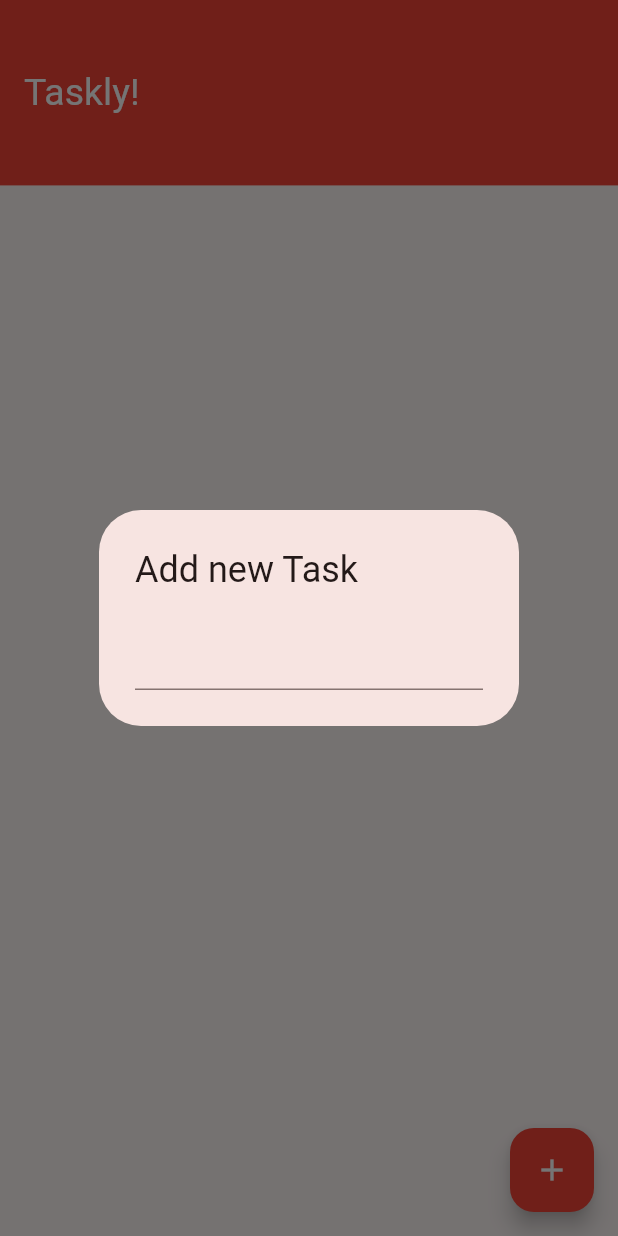
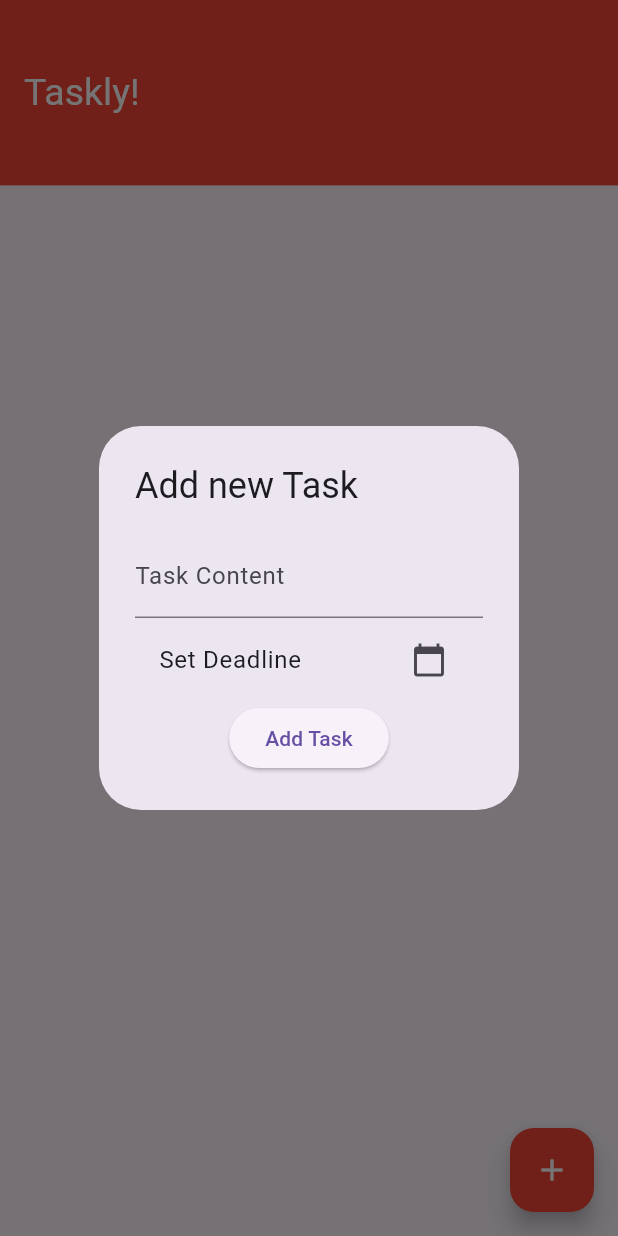
Before and after one commit to msk1523/taskly, a Flutter app: the screen it shows after launch, after a tap on the "add" icon, on a phone screen of 412 x 824 dp. Run offline on Flutter 3.47's test engine with Material 3 defaults, Android fonts, the phone set to English and light mode, and no system bars; our stand-ins replace hive, hive_flutter; accounts and stored records are empty.

Commit message:
Upgraded Taskly

```diff
--- a/lib/main.dart
+++ b/lib/main.dart
@@ -1,11 +1,13 @@
+// main.dart
 import 'package:flutter/material.dart';
+import 'package:hive_flutter/hive_flutter.dart';
+import 'package:taskly/models/task.dart';
 import 'package:taskly/pages/home_page.dart';
-import 'package:hive_flutter/hive_flutter.dart';
 
 void main() async {
-  await Hive.initFlutter(
-      'hive_boxes'); //THIS INITIALIZES A FUTURE VOID AND ITS A NOSQL DB AND IT STORED DATA LIKE HOW A GRAPH WORKS - KEY:VALUE PAIR
-  //create hive_boxes folder and add its relative path here
+  WidgetsFlutterBinding.ensureInitialized();
+  await Hive.initFlutter();
+  Hive.registerAdapter(TaskAdapter());
   runApp(const MyApp());
 }
 
@@ -17,8 +19,7 @@ class MyApp extends StatelessWidget {
     return MaterialApp(
       title: 'Taskly',
       theme: ThemeData(
-        colorScheme: ColorScheme.fromSeed(seedColor: Colors.red),
-        useMaterial3: true,
+        primarySwatch: Colors.red,
       ),
       home: HomePage(),
     );
--- a/lib/models/task.dart
+++ b/lib/models/task.dart
@@ -1,29 +1,57 @@
+import 'package:hive/hive.dart';
+
+part 'task.g.dart'; // Needed for Hive type adapter generator
+
+@HiveType(typeId: 0)
 class Task {
+  @HiveField(0)
   String content;
+
+  @HiveField(1)
   DateTime timestamp;
+
+  @HiveField(2)
   bool done;
+
+  @HiveField(3)
+  DateTime? deadline;
 
   Task({
     required this.content,
     required this.timestamp,
     required this.done,
+    this.deadline,
   });
+}
 
-  //we are going to save these data into the hive database
-  //we are gonna convert the task class into a map so that we can store it in hive
+// TypeAdapter for Hive
+// class TaskAdapter extends TypeAdapter<Task> {
+//   @override
+//   final int typeId = 0;
 
-  factory Task.fromMap(Map task) {
-    return Task(
-      content: task['content'],
-      timestamp: task['timestamp'],
-      done: task['done'],
-    );
-  } //factory constructor is used to return an instance of the class, it is an extension for the constructor that returns an instance
-  Map toMap() {
-    return {
-      'content': content,
-      'timestamp': timestamp,
-      'done': done,
-    };
-  }
-}
+//   @override
+//   Task read(BinaryReader reader) {
+//     final content = reader.readString();
+//     final timestamp = DateTime.fromMillisecondsSinceEpoch(reader.readInt());
+//     final done = reader.readBool();
+//     final deadlineMillis = reader.read(); // Reads null-safe deadline
+//     DateTime? deadline = deadlineMillis != null
+//         ? DateTime.fromMillisecondsSinceEpoch(deadlineMillis)
+//         : null;
+
+//     return Task(
+//       content: content,
+//       timestamp: timestamp,
+//       done: done,
+//       deadline: deadline,
+//     );
+//   }
+
+//   @override
+//   void write(BinaryWriter writer, Task obj) {
+//     writer.writeString(obj.content);
+//     writer.writeInt(obj.timestamp.millisecondsSinceEpoch);
+//     writer.writeBool(obj.done);
+//     writer.write(obj.deadline?.millisecondsSinceEpoch);
+//   }
+// }
--- a/lib/pages/home_page.dart
+++ b/lib/pages/home_page.dart
@@ -1,13 +1,9 @@
 import 'package:flutter/material.dart';
 import 'package:hive_flutter/hive_flutter.dart';
 import 'package:taskly/models/task.dart';
-/*
-THIS IS THE FORMAT TO CREATE A STATEFUL WIDGET IN FLUTTER
-*/
+import 'package:intl/intl.dart';
 
 class HomePage extends StatefulWidget {
-  HomePage();
-
   @override
   State<StatefulWidget> createState() {
     return _HomePageState();
@@ -16,21 +12,19 @@ class HomePage extends StatefulWidget {
 
 class _HomePageState extends State<HomePage> {
   late double _deviceHeight, _deviceWidth;
+  String? _newTaskContent;
+  DateTime? _newTaskDeadline;
+  Box<Task>? _box;
 
-  String? _newTaskContent;
-  Box? _box;
-
-  _HomePageState();
   @override
   void initState() {
     super.initState();
-  } //this is a lifecycle method that is called when the state object is created
+  }
 
   @override
   Widget build(BuildContext context) {
     _deviceHeight = MediaQuery.of(context).size.height;
     _deviceWidth = MediaQuery.of(context).size.width;
-    //print("Input Value: $_newTaskContent");
     return Scaffold(
       appBar: AppBar(
         backgroundColor: Colors.red,
@@ -41,120 +35,71 @@ class _HomePageState extends State<HomePage> {
         ),
       ),
       body: _tasksView(),
-      floatingActionButton:
-          _addTaskButton(), // appbar is the top bar that houses the application title
+      floatingActionButton: _addTaskButton(),
     );
   }
 
   Widget _tasksView() {
-    // we cant use async and await to build this container as this is a ui function and it doesnt work properly in this
-    //Hive.openBox('tasks');   //openBox creates a box or a container to store key:value pairs
     return FutureBuilder(
-        future: Hive.openBox('tasks'),
-        //future: Hive.openBox('tasks'),
-        builder: (BuildContext _context, AsyncSnapshot _snapshot) {
-          //if (_snapshot.connectionState == ConnectionState.done) instead of this (to remove the loading symbol, we can use:
+      future: Hive.openBox<Task>('tasks'),
+      builder: (BuildContext _context, AsyncSnapshot<Box<Task>> _snapshot) {
         if (_snapshot.hasData) {
-            // this works cz as we know, openBox is a future aspect that happens in the future, but when initially called, it'll open a box first and we can use this property to our advantage
-            //in this if there is data, then it'll load for 2 seconds before displaying the data
           _box = _snapshot.data;
-            //the _box variable will create a box to store the data
           return _tasksList();
         } else {
           return const Center(child: CircularProgressIndicator());
         }
-        });
+      },
+    );
   }
 
   Widget _tasksList() {
-    /* Task _newTask =
-        Task(content: "Go to gym", timestamp: DateTime.now(), done: false);
-    _box?.add(_newTask.toMap());
-    */
-    // The above piece of code can be done to add new tasks to the database
-    // The below code is to display the tasks in the list
-
-    List tasks = _box!.values
-        .toList(); //ikt if i call this, there is bound to be a value for this variable
-
+    List<Task> tasks = _box!.values.toList().cast<Task>();
     return ListView.builder(
       itemCount: tasks.length,
       itemBuilder: (BuildContext _context, int _index) {
-          var task = Task.fromMap(tasks[_index]);
+        Task task = tasks[_index];
+        String subtitleText = task.done
+            ? (task.deadline != null
+                ? (task.timestamp.isBefore(task.deadline!)
+                    ? 'On Time'
+                    : 'Over Time')
+                : 'Completed')
+            : (task.deadline != null
+                ? 'Deadline: ${DateFormat('MMM d, y hh:mm a').format(task.deadline!)}'
+                : 'No Deadline');
+
         return ListTile(
           title: Text(
             task.content,
             style: TextStyle(
-                  decoration: task.done ? TextDecoration.lineThrough : null),
+              decoration: task.done ? TextDecoration.lineThrough : null,
             ),
-            subtitle: Text(
-              //DateTime.now().toString(),
-              task.timestamp.toString(),
-            ), //this gives the current time under the title
+          ),
+          subtitle: Text(subtitleText),
           trailing: Icon(
             task.done
                 ? Icons.check_box_outlined
-                  : Icons
-                      .check_box_outline_blank_outlined, // if checked, the value will change
+                : Icons.check_box_outline_blank_outlined,
             color: Colors.red,
           ),
           onTap: () {
-              task.done = !task.done;
-              _box!.putAt(
-                _index,
-                task.toMap(),
-              );
-              setState(() {}); //we need to set the state of the changes made
-              // we can do it in this way too:
-              /*
             setState(() {
               task.done = !task.done;
-                _box.putAt(_index, task.toMap());
+              if (task.done) {
+                task.timestamp = DateTime.now();
+              }
+              _box!.putAt(_index, task);
             });
-              */
           },
           onLongPress: () {
             _box!.deleteAt(_index);
             setState(() {});
           },
         );
-        });
+      },
+    );
   }
-
-  // ListView(
-  //   //its like rows and column but the difference is that ListView is scrollable
-  //   children: [
-  //     ListTile(
-  //       title: const Text(
-  //         "Do Laundry!",
-  //         style: TextStyle(decoration: TextDecoration.lineThrough),
-  //       ),
-  //       subtitle: Text(
-  //         DateTime.now().toString(),
-  //       ), //this gives the current time under the title
-  //       trailing: const Icon(
-  //         Icons.check_box_outlined,
-  //         color: Colors.red,
-  //       ),
-  //     ),
-  //
-  // //ListTile is a widget that is used to create a list item
-  // ListTile(
-  //   title: const Text(
-  //     "Do The Dishes!",
-  //     style: TextStyle(decoration: TextDecoration.lineThrough),
-  //   ),
-  //   subtitle: Text(
-  //     DateTime.now().toString(),
-  //   ), //this gives the current time under the title
-  //   trailing: const Icon(
-  //     Icons.check_box_outlined,
-  //     color: Colors.red,
-  //   ),
-  // ),
-  //     ],
-  //   );
-  // }
 
   Widget _addTaskButton() {
     return FloatingActionButton(
@@ -173,27 +118,74 @@ class _HomePageState extends State<HomePage> {
       builder: (BuildContext _context) {
         return AlertDialog(
           title: const Text("Add new Task"),
-          content: TextField(
-            onSubmitted: (_) {
+          content: StatefulBuilder(
+            builder: (BuildContext context, StateSetter setState) {
+              return Column(
+                mainAxisSize: MainAxisSize.min,
+                children: [
+                  TextField(
+                    decoration:
+                        const InputDecoration(labelText: 'Task Content'),
+                    onChanged: (_value) {
+                      _newTaskContent = _value;
+                    },
+                  ),
+                  ListTile(
+                    title: _newTaskDeadline == null
+                        ? const Text("Set Deadline")
+                        : Text(
+                            "Deadline: ${DateFormat('MMM d, y hh:mm a').format(_newTaskDeadline!)}"),
+                    trailing: const Icon(Icons.calendar_today),
+                    onTap: () async {
+                      DateTime? pickedDate = await showDatePicker(
+                        context: context,
+                        initialDate: DateTime.now(),
+                        firstDate: DateTime.now(),
+                        lastDate: DateTime(2100),
+                      );
+                      if (pickedDate != null) {
+                        TimeOfDay? pickedTime = await showTimePicker(
+                          context: context,
+                          initialTime: TimeOfDay.now(),
+                        );
+                        if (pickedTime != null) {
+                          setState(() {
+                            _newTaskDeadline = DateTime(
+                              pickedDate.year,
+                              pickedDate.month,
+                              pickedDate.day,
+                              pickedTime.hour,
+                              pickedTime.minute,
+                            );
+                          });
+                        }
+                      }
+                    },
+                  ),
+                  ElevatedButton(
+                    onPressed: () {
                       if (_newTaskContent != null) {
-                var _task = Task(
+                        var task = Task(
                           content: _newTaskContent!,
                           timestamp: DateTime.now(),
-                    done: false);
-                _box?.add(_task.toMap());
+                          done: false,
+                          deadline: _newTaskDeadline,
+                        );
+                        _box?.add(task);
                         setState(() {
                           _newTaskContent = null;
+                          _newTaskDeadline = null;
                           Navigator.pop(context);
                         });
                       }
                     },
-            onChanged: (_value) {
-              setState(() {
-                _newTaskContent = _value;
-              }); //setstate will automatically call the build func to update the value
+                    child: const Text('Add Task'),
+                  ),
+                ],
+              );
             },
           ),
-        ); //for showing an alert message and also we can add functions/properties to this AlertDialog
+        );
       },
     );
   }
--- a/pubspec.yaml
+++ b/pubspec.yaml
@@ -32,6 +32,7 @@ dependencies:
     sdk: flutter
   hive: '2.2.3'
   hive_flutter: '1.1.0'
+  intl: ^0.20.1
 
   # The following adds the Cupertino Icons font to your application.
   # Use with the CupertinoIcons class for iOS style icons.
@@ -40,7 +41,8 @@ dependencies:
 dev_dependencies:
   flutter_test:
     sdk: flutter
-
+  build_runner: ^2.4.14
+  hive_generator: ^2.0.1
   # The "flutter_lints" package below contains a set of recommended lints to
   # encourage good coding practices. The lint set provided by the package is
   # activated in the `analysis_options.yaml` file located at the root of your
```
Also changed, not shown: lib/models/task.g.dart (added), pubspec.lock. Lines whose indentation alone changed are shown as unchanged.
